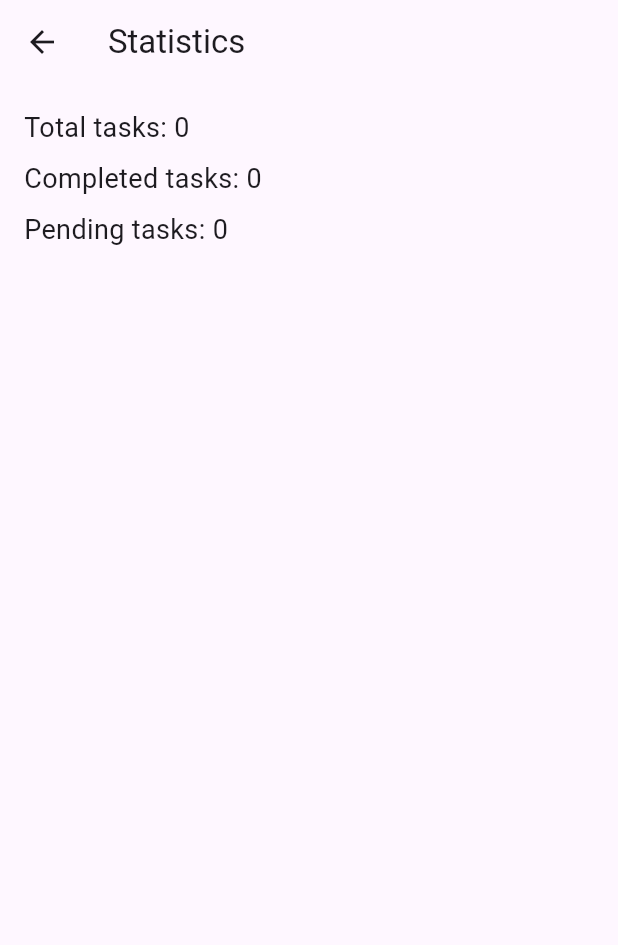
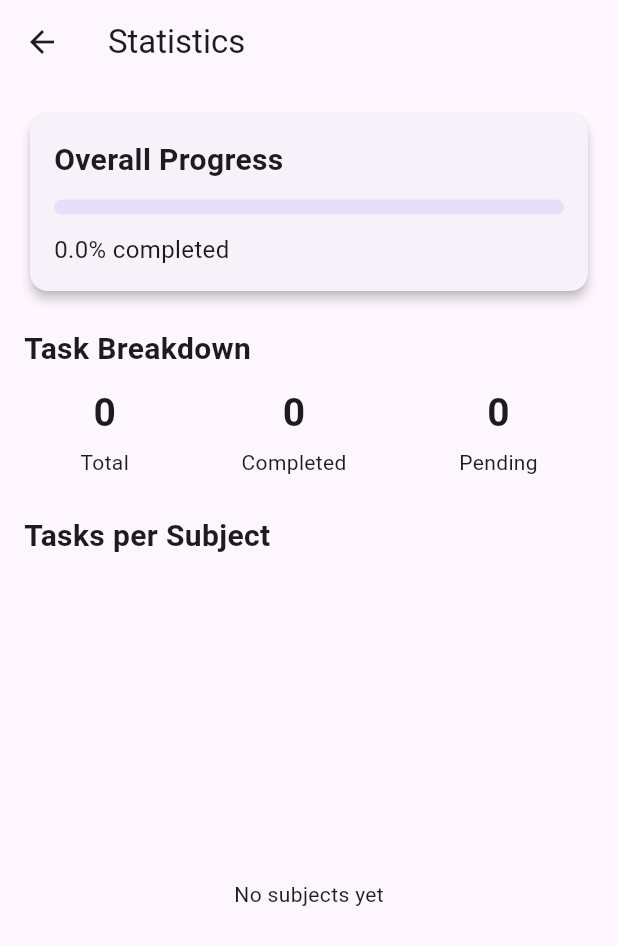
Before and after one commit to ghazi-malatiani/Planner-Project, a Flutter app: the screen it shows after launch, after a tap on the "bar chart" icon, on a phone screen of 412 x 824 dp. Shown: the top 945 px of the screen. Run offline on Flutter 3.47's test engine with Material 3 defaults, Android fonts, the phone set to English and light mode, and no system bars; our stand-ins replace shared_preferences.

Commit message:
Improved the date input to be in correct format and improved the second page

```diff
--- a/lib/stats_page.dart
+++ b/lib/stats_page.dart
@@ -8,24 +8,130 @@ class StatsPage extends StatelessWidget {
 
   @override
   Widget build(BuildContext context) {
-    int completedTasks = tasks.where((t) => t.completed).length;
-    int totalTasks = tasks.length;
+    int total = tasks.length;
+    int completed = tasks.where((t) => t.completed).length;
+    int pending = total - completed;
+
+    double progress = total == 0 ? 0 : completed / total;
+
+    // Count subjects
+    Map<String, int> subjectCounts = {};
+    for (var task in tasks) {
+      subjectCounts[task.subject] = (subjectCounts[task.subject] ?? 0) + 1;
+    }
 
     return Scaffold(
-      appBar: AppBar(title: const Text('Statistics')),
+      appBar: AppBar(title: const Text("Statistics")),
       body: Padding(
         padding: const EdgeInsets.all(16),
         child: Column(
           crossAxisAlignment: CrossAxisAlignment.start,
           children: [
-            Text('Total tasks: $totalTasks', style: const TextStyle(fontSize: 18)),
-            const SizedBox(height: 8),
-            Text('Completed tasks: $completedTasks', style: const TextStyle(fontSize: 18)),
-            const SizedBox(height: 8),
-            Text('Pending tasks: ${totalTasks - completedTasks}', style: const TextStyle(fontSize: 18)),
+            // Progress Summary Card
+            Card(
+              elevation: 3,
+              shape: RoundedRectangleBorder(
+                borderRadius: BorderRadius.circular(12),
+              ),
+              child: Padding(
+                padding: const EdgeInsets.all(16),
+                child: Column(
+                  crossAxisAlignment: CrossAxisAlignment.start,
+                  children: [
+                    const Text(
+                      "Overall Progress",
+                      style: TextStyle(
+                        fontSize: 20,
+                        fontWeight: FontWeight.bold,
+                      ),
+                    ),
+                    const SizedBox(height: 12),
+
+                    // Progress Bar
+                    LinearProgressIndicator(
+                      value: progress,
+                      minHeight: 10,
+                      borderRadius: BorderRadius.circular(10),
+                    ),
+
+                    const SizedBox(height: 12),
+
+                    Text(
+                      "${(progress * 100).toStringAsFixed(1)}% completed",
+                      style: const TextStyle(fontSize: 16),
+                    ),
+                  ],
+                ),
+              ),
+            ),
+
+            const SizedBox(height: 20),
+
+            // Basic counts
+            Text(
+              "Task Breakdown",
+              style: const TextStyle(fontSize: 20, fontWeight: FontWeight.bold),
+            ),
+            const SizedBox(height: 10),
+
+            Row(
+              mainAxisAlignment: MainAxisAlignment.spaceAround,
+              children: [
+                _StatBox(label: "Total", value: total),
+                _StatBox(label: "Completed", value: completed),
+                _StatBox(label: "Pending", value: pending),
+              ],
+            ),
+
+            const SizedBox(height: 25),
+
+            const Text(
+              "Tasks per Subject",
+              style: TextStyle(fontSize: 20, fontWeight: FontWeight.bold),
+            ),
+            const SizedBox(height: 12),
+
+            Expanded(
+              child: subjectCounts.isEmpty
+                  ? const Center(child: Text("No subjects yet"))
+                  : ListView(
+                children: subjectCounts.entries.map((entry) {
+                  return ListTile(
+                    leading: const Icon(Icons.book_outlined),
+                    title: Text(entry.key),
+                    trailing: Text("${entry.value} tasks"),
+                  );
+                }).toList(),
+              ),
+            ),
           ],
         ),
       ),
     );
   }
 }
+
+// Small stats widget
+class _StatBox extends StatelessWidget {
+  final String label;
+  final int value;
+
+  const _StatBox({required this.label, required this.value});
+
+  @override
+  Widget build(BuildContext context) {
+    return Column(
+      children: [
+        Text(
+          "$value",
+          style: const TextStyle(
+            fontSize: 26,
+            fontWeight: FontWeight.bold,
+          ),
+        ),
+        const SizedBox(height: 4),
+        Text(label),
+      ],
+    );
+  }
+}
```
Also changed, not shown: lib/add_task_modal.dart (+48 -6 lines).
